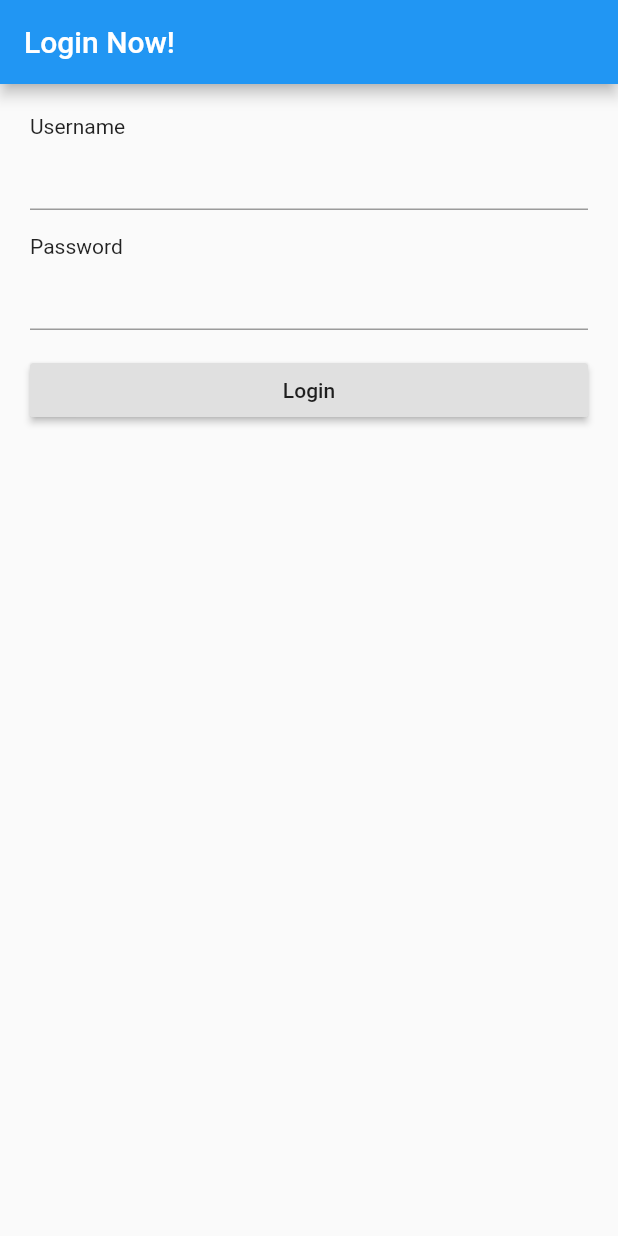
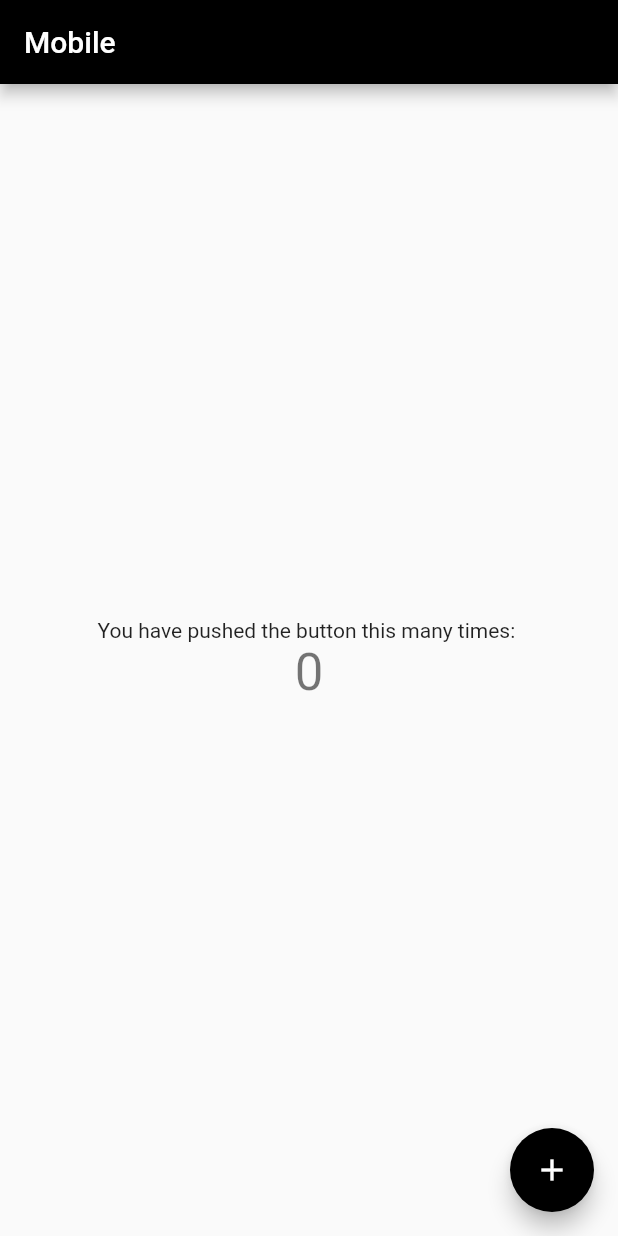
Before and after one commit to ragasubekti/kocheng-reddit, a Flutter app: the screen it shows after launch, on a phone screen of 412 x 824 dp. Run offline on Flutter 3.47's test engine with Material 2 defaults, Android fonts, the phone set to English and light mode, and no system bars; our stand-ins replace equatable, get_it, logger, provider_architecture, responsive_builder.

Commit message:
chore: restructure directory

```diff
--- /dev/null
+++ b/lib/core/base/base_model.dart
@@ -0,0 +1,5 @@
+import 'package:equatable/equatable.dart';
+
+abstract class BaseModel implements Equatable {
+  Map<String, Object> toMap();
+}
--- /dev/null
+++ b/lib/core/base/base_service.dart
@@ -0,0 +1,13 @@
+import 'package:logger/logger.dart';
+
+import '../logger.dart';
+
+class BaseService {
+  Logger log;
+
+  BaseService({String title}) {
+    this.log = getLogger(
+      title ?? this.runtimeType.toString(),
+    );
+  }
+}
--- /dev/null
+++ b/lib/core/base/base_view_model.dart
@@ -0,0 +1,49 @@
+import 'package:flutter/foundation.dart';
+import 'package:logger/logger.dart';
+import '../logger.dart';
+
+class BaseViewModel extends ChangeNotifier {
+  String _title;
+  bool _busy;
+  Logger log;
+  bool _isDisposed = false;
+
+  BaseViewModel({
+    bool busy = false,
+    String title,
+  })  : _busy = busy,
+      _title = title {
+    log = getLogger(title ?? this.runtimeType.toString());
+  }
+
+  bool get busy => this._busy;
+  bool get isDisposed => this._isDisposed;
+  String get title => _title ?? this.runtimeType.toString();
+
+  set busy(bool busy) {
+    log.i(
+        'busy: '
+        '$title is entering '
+        '${busy ? 'busy' : 'free'} state',
+    );
+    this._busy = busy;
+    notifyListeners();
+  }
+
+  @override
+  void notifyListeners() {
+    if (!isDisposed) {
+        super.notifyListeners();
+    } else {
+        log.w('notifyListeners: Notify listeners called after '
+            '${title ?? this.runtimeType.toString()} has been disposed');
+    }
+  }
+
+  @override
+  void dispose() {
+    log.i('dispose');
+    _isDisposed = true;
+    super.dispose();
+  }
+}
--- /dev/null
+++ b/lib/core/providers.dart
@@ -0,0 +1,19 @@
+import '../core/locator.dart';
+import '../core/services/navigator_service.dart';
+import 'package:provider/provider.dart';
+
+class ProviderInjector {
+  static List<SingleChildCloneableWidget> providers = [
+    ..._independentServices,
+    ..._dependentServices,
+    ..._consumableServices,
+  ];
+
+  static List<SingleChildCloneableWidget> _independentServices = [
+    Provider.value(value: locator<NavigatorService>()),
+  ];
+
+  static List<SingleChildCloneableWidget> _dependentServices = [];
+
+  static List<SingleChildCloneableWidget> _consumableServices = [];
+}
--- a/lib/home.dart
+++ /dev/null
@@ -1,49 +0,0 @@
-import 'package:flutter/material.dart';
-
-class Login extends StatefulWidget {
-  @override
-  _LoginState createState() => _LoginState();
-}
-
-class _LoginState extends State<Login> {
-  @override
-  Widget build(BuildContext context) {
-    return Scaffold(
-        appBar: AppBar(
-          title: Text("Login Now!"),
-        ),
-        body: Container(
-          padding: EdgeInsets.all(20),
-          child: LoginForm(),
-        ));
-  }
-}
-
-class LoginForm extends StatelessWidget {
-  @override
-  Widget build(BuildContext context) {
-    return Column(
-      crossAxisAlignment: CrossAxisAlignment.start,
-      children: <Widget>[
-        Text("Username"),
-        TextField(),
-        SizedBox(height: 16),
-        Text("Password"),
-        TextField(
-          obscureText: true,
-        ),
-        SizedBox(height: 16),
-
-        Row(
-          children: <Widget>[
-            Expanded(
-                child: RaisedButton(
-              onPressed: () {},
-              child: Text("Login"),
-            ))
-          ],
-        )
-      ],
-    );
-  }
-}
--- a/lib/main.dart
+++ b/lib/main.dart
@@ -1,13 +1,24 @@
+import 'core/locator.dart';
+import 'core/providers.dart';
+import 'core/services/navigator_service.dart';
 import 'package:flutter/material.dart';
-import 'home.dart';
+import 'package:provider/provider.dart';
+import 'views/home/home_view.dart';
 
-void main () => runApp(MainApp());
+void main() async {
+  await LocatorInjector.setupLocator();
+  runApp(MainApplication());
+}
 
-class MainApp extends StatelessWidget {
+class MainApplication extends StatelessWidget {
   @override
   Widget build(BuildContext context) {
-    return MaterialApp(
-      home: Login(),
+    return MultiProvider(
+      providers: ProviderInjector.providers,
+      child: MaterialApp(
+        navigatorKey: locator<NavigatorService>().navigatorKey,
+        home: HomeView(),
+      ),
     );
   }
 }
--- /dev/null
+++ b/lib/views/home/home_mobile.dart
@@ -0,0 +1,37 @@
+part of home_view;
+
+class _HomeMobile extends StatelessWidget {
+  final HomeViewModel viewModel;
+
+  _HomeMobile(this.viewModel);
+
+  @override
+  Widget build(BuildContext context) {
+    return Scaffold(
+      appBar: AppBar(
+        title: Text('Mobile'),
+        backgroundColor: Colors.black,
+      ),
+      body: Center(
+        child: Column(
+          mainAxisAlignment: MainAxisAlignment.center,
+          children: <Widget>[
+            Text(
+              'You have pushed the button this many times: ',
+              style: TextStyle(fontSize: 14),
+            ),
+            Text(
+              '${viewModel.counter}',
+              style: Theme.of(context).textTheme.display1,
+            ),
+          ],
+        ),
+      ),
+      floatingActionButton: FloatingActionButton(
+        child: Icon(Icons.add),
+        onPressed: viewModel.increment,
+        backgroundColor: Colors.black,
+      ),
+    );
+  }
+}
--- /dev/null
+++ b/lib/views/home/home_view.dart
@@ -0,0 +1,30 @@
+library home_view;
+
+import 'package:provider_architecture/provider_architecture.dart';
+import 'package:responsive_builder/responsive_builder.dart';
+import 'package:flutter/material.dart';
+import 'home_view_model.dart';
+
+part 'home_mobile.dart';
+part 'home_tablet.dart';
+part 'home_desktop.dart';
+
+class HomeView extends StatelessWidget {
+  @override
+  Widget build(BuildContext context) {
+    HomeViewModel viewModel = HomeViewModel();
+    return ViewModelProvider<HomeViewModel>.withConsumer(
+      viewModel: viewModel,
+      onModelReady: (viewModel) {
+        // Do something once your viewModel is initialized
+      },
+      builder: (context, viewModel, child) {
+        return ScreenTypeLayout(
+          mobile: _HomeMobile(viewModel),
+          desktop: _HomeDesktop(viewModel),
+          tablet: _HomeTablet(viewModel),
+        );
+      }
+    );
+  }
+}
--- /dev/null
+++ b/lib/views/home/home_view_model.dart
@@ -0,0 +1,15 @@
+import 'package:kocheng_reddit/core/base/base_view_model.dart';
+
+class HomeViewModel extends BaseViewModel {
+  int _counter;
+
+  HomeViewModel({int counter = 0}) : this._counter = counter;
+
+  int get counter => this._counter;
+  set counter(int value) {
+    this._counter = value;
+    notifyListeners();
+  }
+
+  void increment() => this.counter += 1;
+}
```
Also changed, not shown: lib/core/locator.dart (added, +15 -0 lines), lib/core/logger.dart (added, +42 -0 lines), lib/core/services/navigator_service.dart (added, +35 -0 lines), lib/views/home/home_desktop.dart (added, +37 -0 lines), lib/views/home/home_tablet.dart (added, +37 -0 lines), pubspec.yaml (+18 -38 lines), pubspec.lock.
